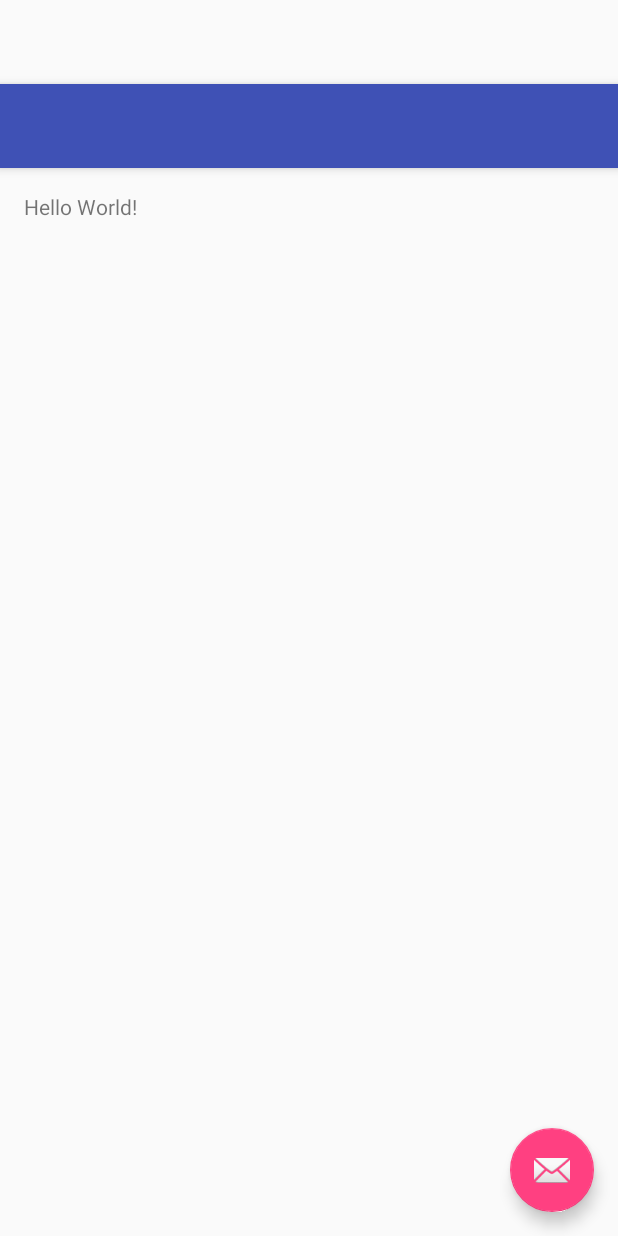
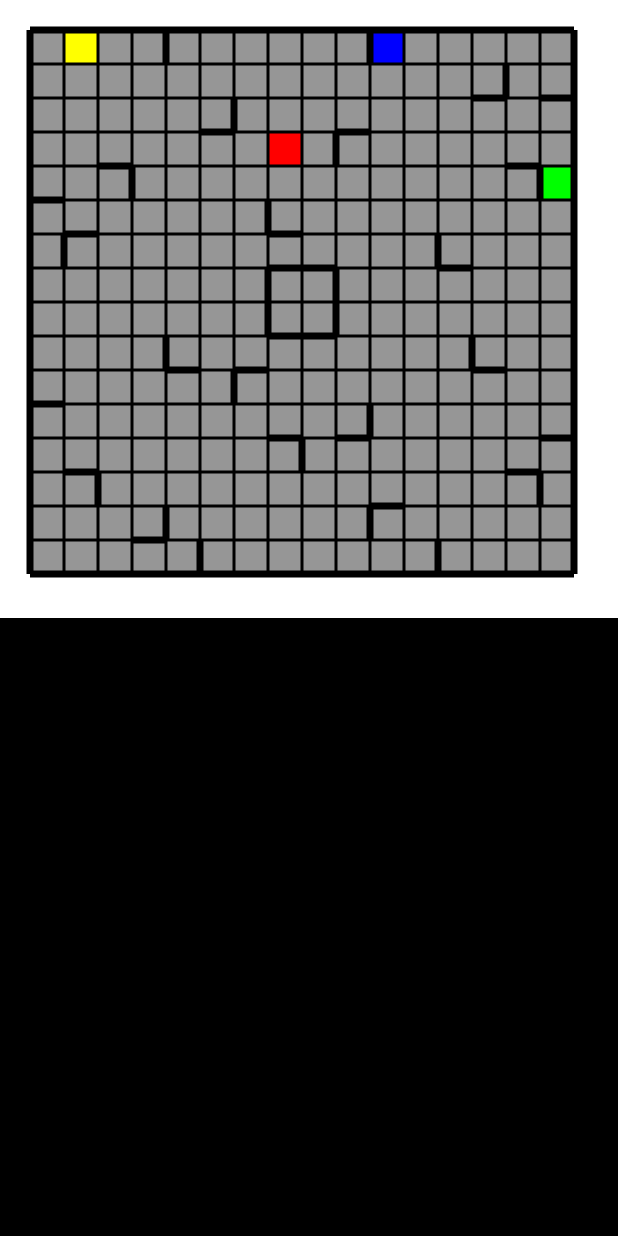
Before and after one commit to jaiakt/Ricochet-Robots, an Android app: the layout activity_main.xml on its own in the app's theme, with its tools: preview values and no code run, on a phone screen of 412 x 824 dp. Run offline under Robolectric (Android 15) with nearby library versions, the phone set to English and light mode, and no system bars.

Commit message:
Created BoardView and made it display with primitive shapes.

```diff
--- a/app/src/main/java/net/srivastav/ricochetrobots/Board.java
+++ b/app/src/main/java/net/srivastav/ricochetrobots/Board.java
@@ -1,20 +1,50 @@
 package net.srivastav.ricochetrobots;
 
 import java.util.ArrayList;
-import java.util.Dictionary;
 import java.util.HashMap;
+import java.util.Random;
 
 /**
  * TODO: Add a class header comment!
  */
 
 public class Board {
-    static int ROWS = 16;
-    static int COLS = 16;
+    public final int ROWS = 16;
+    public final int COLS = 16;
     private BoardSpace [][] boardArray;
-    private HashMap<Color, ArrayList<Integer>> idMap;
+    public HashMap<Color, ArrayList<Integer>> idMap;
+    public HashMap<Color, Location> pieceLocations;
+
     public Board() {
         boardArray = new BoardSpace[ROWS][COLS];
+        for (int i = 0; i < ROWS; ++i)
+            for (int j = 0; j < COLS; ++j)
+                boardArray[i][j] = new BoardSpace();
+        idMap = new HashMap<>();
+        pieceLocations = new HashMap<>();
+        setDummyBoard();
+        randomizePieceLocations();
+    }
+
+    public BoardSpace get(int row, int col) {
+        return boardArray[row][col];
+    }
+
+    public void randomizePieceLocations() {
+        final Color[] pieceColors = Color.pieceColors;
+        ArrayList<Location> openSpaces = new ArrayList<>();
+        for (int i = 0; i < ROWS; i++) {
+            for (int j = 0; j < COLS; j++) {
+                if ((i == ROWS/2 - 1 || i == ROWS/2)&& (j == COLS/2 - 1 || j == COLS/2))
+                    continue;
+                if (boardArray[i][j].targetID != 0)
+                    continue;
+                openSpaces.add(new Location(i, j));
+            }
+        }
+        for (Color color : pieceColors) {
+            pieceLocations.put(color, openSpaces.remove(new Random().nextInt(openSpaces.size())));
+        }
     }
 
     public void setColor(int r, int c, Color color) {
--- /dev/null
+++ b/app/src/main/java/net/srivastav/ricochetrobots/BoardView.java
@@ -0,0 +1,154 @@
+package net.srivastav.ricochetrobots;
+
+import android.content.Context;
+import android.graphics.Canvas;
+import android.graphics.Paint;
+import android.util.AttributeSet;
+import android.util.Log;
+import android.view.View;
+
+/**
+ * TODO: document your custom view class.
+ */
+public class BoardView extends View {
+    private Paint fillBoxPaint;
+
+    private Paint noWallBorder;
+    private Paint wallBorder;
+
+    private Board board;
+
+    private int contentSize;
+    private int startX;
+    private int startY;
+    private float cellSize;
+
+    public BoardView(Context context) {
+        super(context);
+        init(null, 0);
+    }
+
+    public BoardView(Context context, AttributeSet attrs) {
+        super(context, attrs);
+        init(attrs, 0);
+    }
+
+    public BoardView(Context context, AttributeSet attrs, int defStyle) {
+        super(context, attrs, defStyle);
+        init(attrs, defStyle);
+    }
+
+    private void init(AttributeSet attrs, int defStyle) {
+        board = new Board();
+
+        // Set up a default TextPaint object
+        fillBoxPaint = new Paint();
+        fillBoxPaint.setStyle(Paint.Style.FILL);
+
+        noWallBorder = new Paint();
+        noWallBorder.setStrokeWidth(3);
+        noWallBorder.setColor(android.graphics.Color.BLACK);
+        wallBorder = new Paint();
+        wallBorder.setStrokeWidth(7);
+        wallBorder.setColor(android.graphics.Color.BLACK);
+    }
+
+    @Override
+    public void onMeasure(int widthMeasureSpec, int heightMeasureSpec) {
+        if (heightMeasureSpec < widthMeasureSpec)
+            widthMeasureSpec = heightMeasureSpec;
+        super.onMeasure(widthMeasureSpec, widthMeasureSpec);
+    }
+
+    private void drawRect(int row, int col, Canvas canvas, Paint paint) {
+        canvas.drawRect(startX + row * cellSize + 1, startY + col * cellSize + 1,
+                startX + (row + 1) * cellSize - 1, startY + (col + 1) * cellSize - 1, paint);
+    }
+
+    private void drawSquares(Canvas canvas) {
+        fillBoxPaint.setColor(Color.NONE.value);
+        for (int i = 0; i < board.ROWS; i++) {
+            for (int j = 0; j < board.COLS; j++) {
+                drawRect(i, j, canvas, fillBoxPaint);
+            }
+        }
+        Log.v("asdf", "inDrawSquares");
+
+        for (Color key : board.pieceLocations.keySet()) {
+            Location loc = board.pieceLocations.get(key);
+            fillBoxPaint.setColor(key.value);
+            drawRect(loc.row, loc.col, canvas, fillBoxPaint);
+        }
+    }
+
+    private void drawHorizontalLine(int rowBelow, int col, Canvas canvas) {
+        // If wall
+        if (
+                (rowBelow > 0 && board.get(rowBelow - 1, col).bottom) ||
+                (rowBelow < board.ROWS && board.get(rowBelow, col).top)
+                ) {
+            canvas.drawLine(startX + col*cellSize, startY + rowBelow*cellSize,
+                    startX + (col+1)*cellSize, startY + rowBelow*cellSize, wallBorder);
+        }
+        else {
+            canvas.drawLine(startX + col*cellSize, startY + rowBelow*cellSize,
+                    startX + (col+1)*cellSize, startY + rowBelow*cellSize, noWallBorder);
+        }
+    }
+
+    private void drawVerticalLine(int row, int colRight, Canvas canvas) {
+        // If wall
+        if (
+                (colRight > 0 && board.get(row, colRight - 1).right) ||
+                (colRight < board.COLS && board.get(row, colRight).left)
+                ) {
+            canvas.drawLine(startX + colRight*cellSize, startY + row*cellSize,
+                    startX + colRight*cellSize, startY + (row+1)*cellSize, wallBorder);
+        }
+        else {
+            canvas.drawLine(startX + colRight*cellSize, startY + row*cellSize,
+                    startX + colRight*cellSize, startY + (row+1)*cellSize, noWallBorder);
+        }
+    }
+
+    private void drawBorders(Canvas canvas) {
+        // Draw horizontals
+        for (int i = 0; i <= board.ROWS; ++i) {
+            for (int j = 0; j < board.COLS; ++j) {
+                drawHorizontalLine(i, j, canvas);
+            }
+        }
+
+        // Draw verticals
+        for (int i = 0; i < board.ROWS; ++i) {
+            for (int j = 0; j <= board.COLS; ++j) {
+                drawVerticalLine(i, j, canvas);
+            }
+        }
+    }
+
+    @Override
+    protected void onSizeChanged(int a, int b, int c, int d) {
+        super.onSizeChanged(a, b, c, d);
+        contentSize = Math.min(getWidth() - getPaddingLeft() - getPaddingRight(),
+                getHeight() - getPaddingTop() - getPaddingBottom());
+        startX = (getWidth() - contentSize) / 2;
+        startY = (getHeight() - contentSize) / 2;
+        cellSize = contentSize / board.ROWS;
+    }
+
+    @Override
+    protected void onDraw(Canvas canvas) {
+        super.onDraw(canvas);
+        contentSize = Math.min(getWidth() - getPaddingLeft() - getPaddingRight(),
+                getHeight() - getPaddingTop() - getPaddingBottom());
+        startX = (getWidth() - contentSize) / 2;
+        startY = (getHeight() - contentSize) / 2;
+        cellSize = contentSize / board.ROWS;
+        canvas.drawColor(android.graphics.Color.WHITE);
+        Log.v("af", "drawing squares");
+        drawSquares(canvas);
+        drawBorders(canvas);
+    }
+
+}
--- a/app/src/main/java/net/srivastav/ricochetrobots/Color.java
+++ b/app/src/main/java/net/srivastav/ricochetrobots/Color.java
@@ -1,8 +1,20 @@
 package net.srivastav.ricochetrobots;
+
+import java.util.ArrayList;
 
 /**
  * TODO: Add a class header comment!
  */
 public enum Color {
-    BLUE, YELLOW, RED, GREEN, NONE, ALL
+    BLUE(android.graphics.Color.BLUE),
+    YELLOW(android.graphics.Color.YELLOW),
+    RED(android.graphics.Color.RED),
+    GREEN(android.graphics.Color.GREEN),
+    NONE(android.graphics.Color.rgb(150, 150, 150)),
+    ALL(android.graphics.Color.MAGENTA);
+    final public static Color[] pieceColors = {BLUE, YELLOW, RED, GREEN};
+    public final int value;
+    Color(int value) {
+        this.value = value;
+    }
 }
--- /dev/null
+++ b/app/src/main/java/net/srivastav/ricochetrobots/Location.java
@@ -0,0 +1,13 @@
+package net.srivastav.ricochetrobots;
+
+/**
+ * TODO: Add a class header comment!
+ */
+public class Location {
+    int row;
+    int col;
+    public Location(int row, int col) {
+        this.row = row;
+        this.col = col;
+    }
+}
--- a/app/src/main/java/net/srivastav/ricochetrobots/MainActivity.java
+++ b/app/src/main/java/net/srivastav/ricochetrobots/MainActivity.java
@@ -15,38 +15,6 @@ public class MainActivity extends AppCompatActivity {
     protected void onCreate(Bundle savedInstanceState) {
         super.onCreate(savedInstanceState);
         setContentView(R.layout.activity_main);
-        Toolbar toolbar = (Toolbar) findViewById(R.id.toolbar);
-        setSupportActionBar(toolbar);
-
-        FloatingActionButton fab = (FloatingActionButton) findViewById(R.id.fab);
-        fab.setOnClickListener(new View.OnClickListener() {
-            @Override
-            public void onClick(View view) {
-                Snackbar.make(view, "Replace with your own action", Snackbar.LENGTH_LONG)
-                        .setAction("Action", null).show();
-            }
-        });
     }
 
-    @Override
-    public boolean onCreateOptionsMenu(Menu menu) {
-        // Inflate the menu; this adds items to the action bar if it is present.
-        getMenuInflater().inflate(R.menu.menu_main, menu);
-        return true;
-    }
-
-    @Override
-    public boolean onOptionsItemSelected(MenuItem item) {
-        // Handle action bar item clicks here. The action bar will
-        // automatically handle clicks on the Home/Up button, so long
-        // as you specify a parent activity in AndroidManifest.xml.
-        int id = item.getItemId();
-
-        //noinspection SimplifiableIfStatement
-        if (id == R.id.action_settings) {
-            return true;
-        }
-
-        return super.onOptionsItemSelected(item);
-    }
 }
--- a/app/src/main/res/layout/activity_main.xml
+++ b/app/src/main/res/layout/activity_main.xml
@@ -1,25 +1,13 @@
 <?xml version="1.0" encoding="utf-8"?>
-<android.support.design.widget.CoordinatorLayout
-    xmlns:android="http://schemas.android.com/apk/res/android"
-    xmlns:app="http://schemas.android.com/apk/res-auto"
-    xmlns:tools="http://schemas.android.com/tools" android:layout_width="match_parent"
-    android:layout_height="match_parent" android:fitsSystemWindows="true"
-    tools:context=".MainActivity">
+<LinearLayout xmlns:android="http://schemas.android.com/apk/res/android"
+    android:layout_width="match_parent"
+    android:layout_height="match_parent"
+    android:background="#000000"
+    android:orientation="vertical" >
 
-    <android.support.design.widget.AppBarLayout android:layout_height="wrap_content"
-        android:layout_width="match_parent" android:theme="@style/AppTheme.AppBarOverlay">
+    <net.srivastav.ricochetrobots.BoardView
+        android:layout_width="match_parent"
+        android:layout_height="match_parent"
+        android:padding="20dp" />
 
-        <android.support.v7.widget.Toolbar android:id="@+id/toolbar"
-            android:layout_width="match_parent" android:layout_height="?attr/actionBarSize"
-            android:background="?attr/colorPrimary" app:popupTheme="@style/AppTheme.PopupOverlay" />
-
-    </android.support.design.widget.AppBarLayout>
-
-    <include layout="@layout/content_main" />
-
-    <android.support.design.widget.FloatingActionButton android:id="@+id/fab"
-        android:layout_width="wrap_content" android:layout_height="wrap_content"
-        android:layout_gravity="bottom|end" android:layout_margin="@dimen/fab_margin"
-        android:src="@android:drawable/ic_dialog_email" />
-
-</android.support.design.widget.CoordinatorLayout>
+</LinearLayout>
--- a/app/src/main/res/layout/content_main.xml
+++ b/app/src/main/res/layout/content_main.xml
@@ -9,6 +9,6 @@
     app:layout_behavior="@string/appbar_scrolling_view_behavior"
     tools:showIn="@layout/activity_main" tools:context=".MainActivity">
 
-    <TextView android:text="Hello World!" android:layout_width="wrap_content"
-        android:layout_height="wrap_content" />
+    <net.srivastav.ricochetrobots.BoardView android:layout_width="match_parent"
+        android:layout_height="match_parent" />
 </RelativeLayout>
--- /dev/null
+++ b/app/src/main/res/layout/sample_board_view.xml
@@ -0,0 +1,8 @@
+<FrameLayout xmlns:android="http://schemas.android.com/apk/res/android"
+    android:layout_width="match_parent" android:layout_height="match_parent">
+
+    <net.srivastav.ricochetrobots.BoardView android:background="#ccc" android:layout_width="match_parent"
+        android:layout_height="match_parent" android:paddingLeft="20dp" android:paddingBottom="40dp"
+        android:paddingRight="20dp" />
+
+</FrameLayout>
--- /dev/null
+++ b/app/src/main/res/values/attrs_board_view.xml
@@ -0,0 +1,8 @@
+<resources>
+    <declare-styleable name="BoardView">
+        <attr name="exampleString" format="string" />
+        <attr name="exampleDimension" format="dimension" />
+        <attr name="exampleColor" format="color" />
+        <attr name="exampleDrawable" format="color|reference" />
+    </declare-styleable>
+</resources>
```
